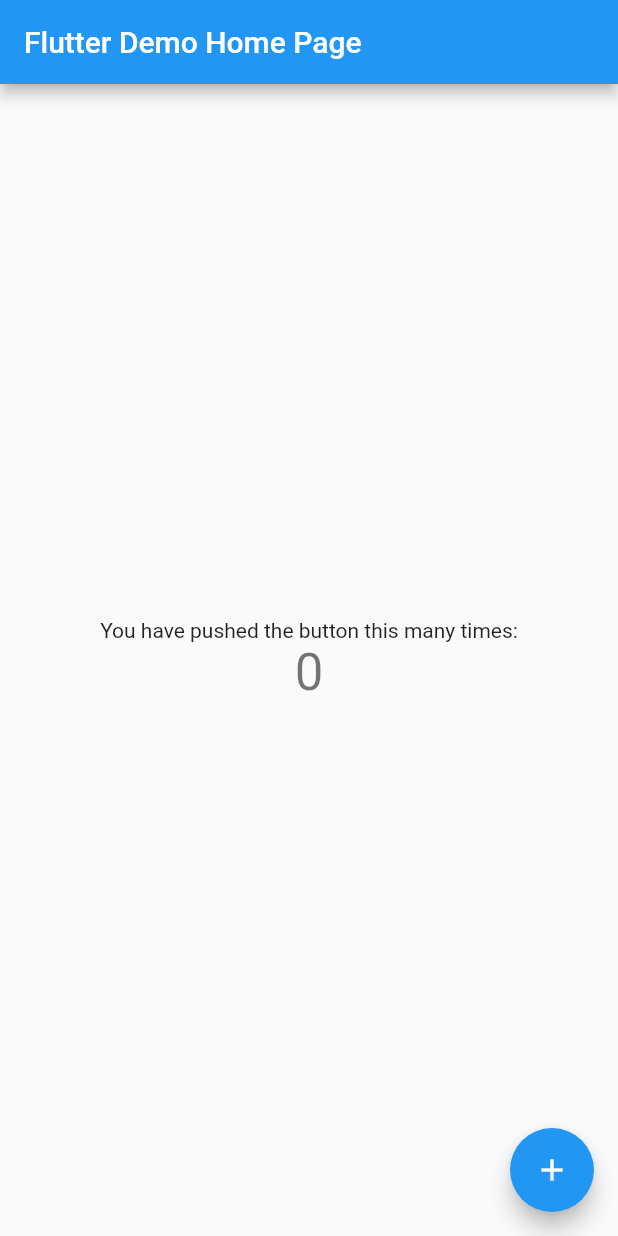
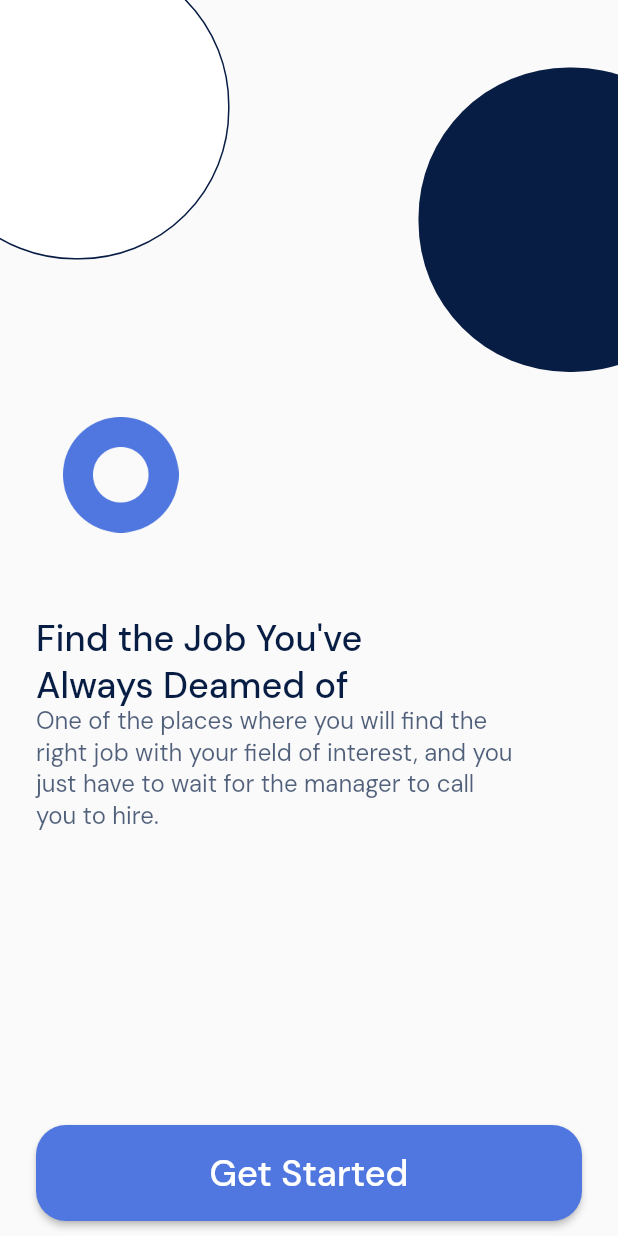
Before and after one commit to Syahro/job_finder, a Flutter app: the screen it shows after launch, on a phone screen of 412 x 824 dp. Run offline on Flutter 3.47's test engine with Material 2 defaults, Android fonts, the phone set to English and light mode, and no system bars; our stand-ins replace google_fonts.

Commit message:
done modified splashScreen and navigate to homePage

```diff
--- a/lib/main.dart
+++ b/lib/main.dart
@@ -1,113 +1,14 @@
 import 'package:flutter/material.dart';
+import 'package:job_finder/pages/splash_page.dart';
 
-void main() {
-  runApp(MyApp());
-}
+void main() => runApp(MyApp());
 
 class MyApp extends StatelessWidget {
-  // This widget is the root of your application.
   @override
   Widget build(BuildContext context) {
     return MaterialApp(
-      title: 'Flutter Demo',
-      theme: ThemeData(
-        // This is the theme of your application.
-        //
-        // Try running your application with "flutter run". You'll see the
-        // application has a blue toolbar. Then, without quitting the app, try
-        // changing the primarySwatch below to Colors.green and then invoke
-        // "hot reload" (press "r" in the console where you ran "flutter run",
-        // or simply save your changes to "hot reload" in a Flutter IDE).
-        // Notice that the counter didn't reset back to zero; the application
-        // is not restarted.
-        primarySwatch: Colors.blue,
-      ),
-      home: MyHomePage(title: 'Flutter Demo Home Page'),
+      debugShowCheckedModeBanner: false,
+      home: SplashPage(),
     );
   }
 }
-
-class MyHomePage extends StatefulWidget {
-  MyHomePage({Key key, this.title}) : super(key: key);
-
-  // This widget is the home page of your application. It is stateful, meaning
-  // that it has a State object (defined below) that contains fields that affect
-  // how it looks.
-
-  // This class is the configuration for the state. It holds the values (in this
-  // case the title) provided by the parent (in this case the App widget) and
-  // used by the build method of the State. Fields in a Widget subclass are
-  // always marked "final".
-
-  final String title;
-
-  @override
-  _MyHomePageState createState() => _MyHomePageState();
-}
-
-class _MyHomePageState extends State<MyHomePage> {
-  int _counter = 0;
-
-  void _incrementCounter() {
-    setState(() {
-      // This call to setState tells the Flutter framework that something has
-      // changed in this State, which causes it to rerun the build method below
-      // so that the display can reflect the updated values. If we changed
-      // _counter without calling setState(), then the build method would not be
-      // called again, and so nothing would appear to happen.
-      _counter++;
-    });
-  }
-
-  @override
-  Widget build(BuildContext context) {
-    // This method is rerun every time setState is called, for instance as done
-    // by the _incrementCounter method above.
-    //
-    // The Flutter framework has been optimized to make rerunning build methods
-    // fast, so that you can just rebuild anything that needs updating rather
-    // than having to individually change instances of widgets.
-    return Scaffold(
-      appBar: AppBar(
-        // Here we take the value from the MyHomePage object that was created by
-        // the App.build method, and use it to set our appbar title.
-        title: Text(widget.title),
-      ),
-      body: Center(
-        // Center is a layout widget. It takes a single child and positions it
-        // in the middle of the parent.
-        child: Column(
-          // Column is also a layout widget. It takes a list of children and
-          // arranges them vertically. By default, it sizes itself to fit its
-          // children horizontally, and tries to be as tall as its parent.
-          //
-          // Invoke "debug painting" (press "p" in the console, choose the
-          // "Toggle Debug Paint" action from the Flutter Inspector in Android
-          // Studio, or the "Toggle Debug Paint" command in Visual Studio Code)
-          // to see the wireframe for each widget.
-          //
-          // Column has various properties to control how it sizes itself and
-          // how it positions its children. Here we use mainAxisAlignment to
-          // center the children vertically; the main axis here is the vertical
-          // axis because Columns are vertical (the cross axis would be
-          // horizontal).
-          mainAxisAlignment: MainAxisAlignment.center,
-          children: <Widget>[
-            Text(
-              'You have pushed the button this many times:',
-            ),
-            Text(
-              '$_counter',
-              style: Theme.of(context).textTheme.headline4,
-            ),
-          ],
-        ),
-      ),
-      floatingActionButton: FloatingActionButton(
-        onPressed: _incrementCounter,
-        tooltip: 'Increment',
-        child: Icon(Icons.add),
-      ), // This trailing comma makes auto-formatting nicer for build methods.
-    );
-  }
-}
--- /dev/null
+++ b/lib/pages/home_page.dart
@@ -0,0 +1,20 @@
+import 'package:flutter/material.dart';
+import 'package:job_finder/theme.dart';
+
+class HomePage extends StatelessWidget {
+  @override
+  Widget build(BuildContext context) {
+    return Scaffold(
+      body: SafeArea(
+        child: ListView(
+          children: [
+            Text(
+              'Home Page',
+              style: titleTextStyle,
+            ),
+          ],
+        ),
+      ),
+    );
+  }
+}
--- /dev/null
+++ b/lib/pages/splash_page.dart
@@ -0,0 +1,94 @@
+import 'package:flutter/material.dart';
+import 'package:job_finder/pages/home_page.dart';
+import 'package:job_finder/theme.dart';
+
+class SplashPage extends StatelessWidget {
+  @override
+  Widget build(BuildContext context) {
+    return Scaffold(
+      body: Stack(
+        children: [
+          Positioned(
+            right: -70,
+            top: 45,
+            child: Container(
+              width: 203,
+              height: 203,
+              decoration: BoxDecoration(
+                color: blueColor,
+                borderRadius: BorderRadius.circular(100),
+              ),
+            ),
+          ),
+          Positioned(
+            left: -50,
+            top: -30,
+            child: Container(
+              width: 203,
+              height: 203,
+              decoration: BoxDecoration(
+                color: backgroundColor,
+                borderRadius: BorderRadius.circular(100),
+                border: Border.all(color: blueColor),
+              ),
+            ),
+          ),
+          Positioned(
+            top: 278,
+            left: 42,
+            child: Image.asset(
+              'assets/logo.png',
+              width: 77,
+              height: 77,
+            ),
+          ),
+          Positioned(
+            top: 410,
+            left: 24,
+            child: Text(
+              'Find the Job You\'ve\nAlways Deamed of',
+              style: titleTextStyle,
+            ),
+          ),
+          Positioned(
+            top: 470,
+            left: 24,
+            child: Text(
+              'One of the places where you will find the\nright job with your field of interest, and you\njust have to wait for the manager to call\nyou to hire.',
+              style: subTitleTextStyle,
+            ),
+          ),
+          Positioned(
+              bottom: 10,
+              left: 24,
+              child: Container(
+                height: 64,
+                width: MediaQuery.of(context).size.width - (2 * 24),
+                child: RaisedButton(
+                  onPressed: () {
+                    Navigator.push(
+                      context,
+                      MaterialPageRoute(
+                        builder: (context) {
+                          return HomePage();
+                        },
+                      ),
+                    );
+                  },
+                  color: lightBlueColor,
+                  shape: RoundedRectangleBorder(
+                    borderRadius: BorderRadius.circular(20),
+                  ),
+                  child: Text(
+                    'Get Started',
+                    style: titleTextStyle.copyWith(
+                      color: backgroundColor,
+                    ),
+                  ),
+                ),
+              )),
+        ],
+      ),
+    );
+  }
+}
--- /dev/null
+++ b/lib/theme.dart
@@ -0,0 +1,19 @@
+import 'package:flutter/material.dart';
+import 'package:google_fonts/google_fonts.dart';
+
+Color blueColor = Color(0XFF081D43);
+Color backgroundColor = Color(0XFFFFFFFF);
+Color greyColor = Color(0XFFE5E5E5);
+Color lightBlueColor = Color(0XFF5077DF);
+
+TextStyle titleTextStyle = GoogleFonts.dmSans(
+  fontSize: 24,
+  fontWeight: FontWeight.w500,
+  color: blueColor,
+);
+
+TextStyle subTitleTextStyle = GoogleFonts.dmSans(
+  fontSize: 16,
+  fontWeight: FontWeight.w400,
+  color: blueColor.withOpacity(0.7),
+);
```
Also changed, not shown: pubspec.yaml (+3 -10 lines), assets/half_eclips.png (added), assets/half_eclips_filled.png (added), assets/logo.png (added), pubspec.lock.
